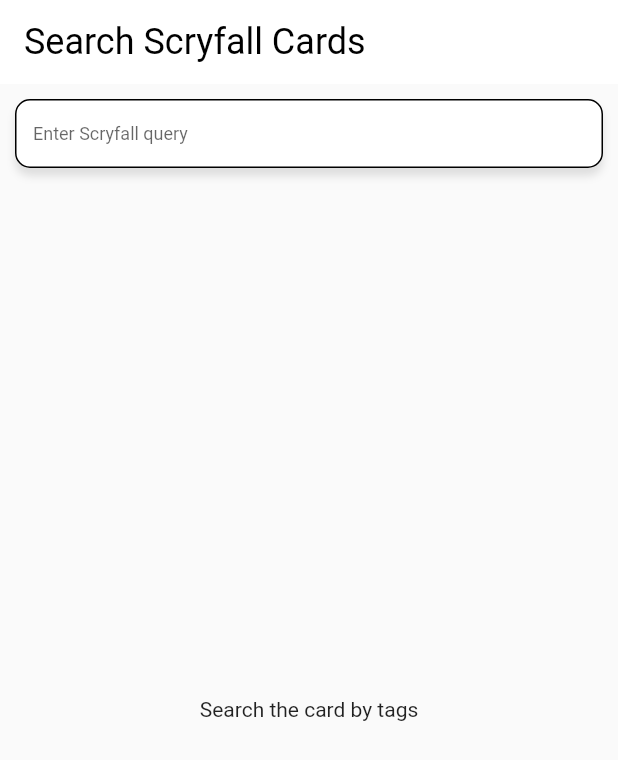
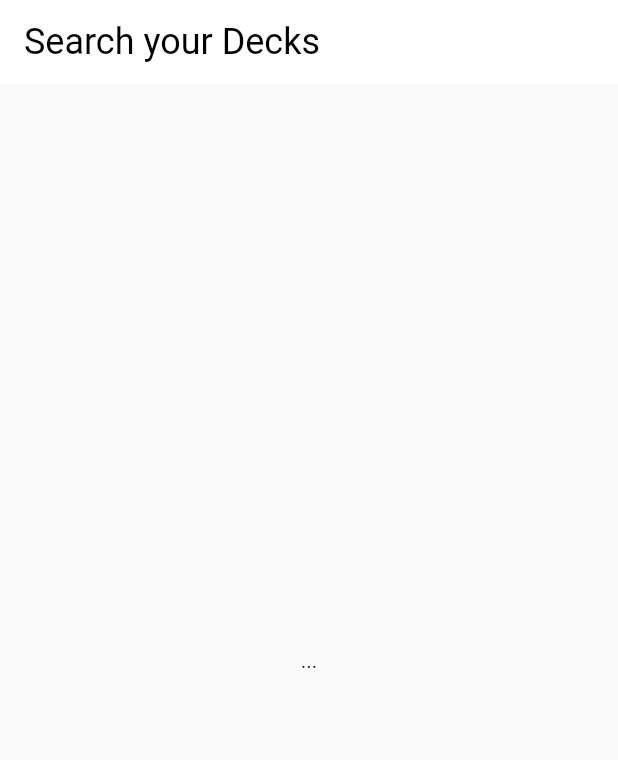
Before and after one commit to FelixBronnhuber/placeholder-name, a Flutter app: the screen it shows after launch, on a phone screen of 412 x 824 dp. Shown: the top 760 px of the screen. Run offline on Flutter 3.47's test engine with Material 2 defaults, Android fonts, the phone set to English and light mode, and no system bars.

Commit message:
Implemented the page navigation skeleton with placeholders for the views.

```diff
--- a/lib/main.dart
+++ b/lib/main.dart
@@ -1,8 +1,8 @@
 import 'package:flutter/material.dart';
 import 'package:flutter/services.dart';
+import 'package:placeholder_name/view/screens/main_navigation_screen.dart';
 import 'package:placeholder_name/view_model/card_view_model.dart';
 import 'package:provider/provider.dart';
-import 'package:placeholder_name/view/screens/search_screen.dart';
 
 void main() {
   WidgetsFlutterBinding.ensureInitialized();
@@ -29,10 +29,7 @@
         theme: ThemeData(
           appBarTheme: const AppBarTheme(),
         ),
-        initialRoute: '/',
-        routes: {
-          '/': (context) => const SearchScreen(),
-        },
+        home: const MainNavigationScreen(),
       ),
     );
   }
--- a/lib/view/screens/search_screen.dart
+++ b/lib/view/screens/card_search_screen.dart
@@ -1,19 +1,21 @@
 import 'package:flutter/material.dart';
 import 'package:placeholder_name/model/api/api_response.dart';
+import 'package:placeholder_name/view/screens/main_navigation_screen.dart';
 import 'package:placeholder_name/view/widgets/card_list_widget.dart';
 import 'package:placeholder_name/model/card.dart' as api;
 import 'package:placeholder_name/view_model/card_view_model.dart';
-
 import 'package:provider/provider.dart';
 
-class SearchScreen extends StatefulWidget {
-  const SearchScreen({super.key});
+class CardSearchScreen extends StatefulWidget {
+  final MainNavigationScreenState parent;
+
+  const CardSearchScreen({super.key, required this.parent});
 
   @override
-  SearchScreenState createState() => SearchScreenState();
+  CardSearchScreenState createState() => CardSearchScreenState();
 }
 
-class SearchScreenState extends State<SearchScreen> {
+class CardSearchScreenState extends State<CardSearchScreen> {
   Widget getCardWidget(BuildContext context, ApiResponse apiResponse) {
     List<api.Card>? cardList = apiResponse.data as List<api.Card>?;
 
--- /dev/null
+++ b/lib/view/screens/decks_list_screen.dart
@@ -0,0 +1,30 @@
+import 'package:flutter/material.dart';
+import 'package:placeholder_name/view/screens/main_navigation_screen.dart';
+
+class DecksListScreen extends StatefulWidget {
+  final MainNavigationScreenState parent;
+
+  const DecksListScreen({super.key, required this.parent});
+
+  @override
+  State<StatefulWidget> createState() => _DecksListScreenState();
+}
+
+class _DecksListScreenState extends State<DecksListScreen> {
+  @override
+  Widget build(BuildContext context) {
+    return Scaffold(
+      appBar: AppBar(
+        title: const Text('Search your Decks'),
+        backgroundColor: const Color(0xFFFFFFFF),
+        elevation: 0.0,
+        centerTitle: false,
+        titleTextStyle: const TextStyle(
+          color: Colors.black,
+          fontSize: 24.0,
+        ),
+      ),
+      body: const Center(child: Text("...")),
+    );
+  }
+}
--- /dev/null
+++ b/lib/view/screens/main_navigation_screen.dart
@@ -0,0 +1,52 @@
+import 'package:flutter/cupertino.dart';
+import 'package:placeholder_name/view/screens/card_search_screen.dart';
+import 'package:placeholder_name/view/screens/deck_statistics_screen.dart';
+import 'package:placeholder_name/view/screens/deck_view_screen.dart';
+import 'package:placeholder_name/view/screens/decks_list_screen.dart';
+
+class MainNavigationScreen extends StatefulWidget {
+  const MainNavigationScreen({super.key});
+
+  @override
+  State<StatefulWidget> createState() => MainNavigationScreenState();
+}
+
+class MainNavigationScreenState extends State<MainNavigationScreen> {
+  final _controller = PageController(initialPage: 0, viewportFraction: 1.0);
+
+  late DecksListScreen decksListScreen;
+  late CardSearchScreen cardSearchScreen;
+  late DeckViewScreen deckViewScreen;
+  late DeckStatisticsScreen deckStatisticsScreen;
+
+  @override
+  void initState() {
+    super.initState();
+
+    decksListScreen = DecksListScreen(parent: this);
+    cardSearchScreen = CardSearchScreen(parent: this);
+    deckViewScreen = DeckViewScreen(parent: this);
+    deckStatisticsScreen = DeckStatisticsScreen(parent: this);
+  }
+
+  @override
+  void dispose() {
+    _controller.dispose();
+    super.dispose();
+  }
+
+  @override
+  Widget build(BuildContext context) {
+    return PageView(
+      controller: _controller,
+      scrollDirection: Axis.horizontal,
+      pageSnapping: true,
+      children: [
+        decksListScreen,
+        cardSearchScreen,
+        deckViewScreen,
+        deckStatisticsScreen
+      ],
+    );
+  }
+}
```
Also changed, not shown: lib/view/screens/deck_statistics_screen.dart (added, +30 -0 lines), lib/view/screens/deck_view_screen.dart (added, +30 -0 lines).
